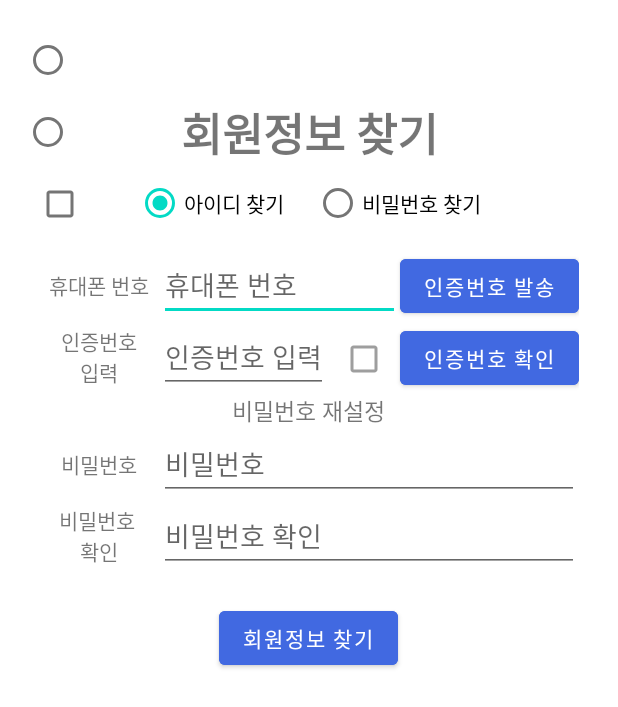
After one commit to Young-Seok-Kim/YoungsBook, an Android app: the layout find_user_information.xml on its own in the app's theme, with its tools: preview values and no code run, on a phone screen of 412 x 824 dp. The commit adds this screen. Shown: the top 707 px of the screen. Run offline under Robolectric (Android 15) with nearby library versions, the phone set to English and light mode, and no system bars.

Commit message:
회원정보찾기 구현중, 라디오버튼 클릭안되는현상 수정필요

```diff
--- a/app/src/main/java/com/youngsbook/common/Define.kt
+++ b/app/src/main/java/com/youngsbook/common/Define.kt
@@ -6,7 +6,7 @@ import java.util.regex.Pattern
 object Define {
     //10.0.2.2 = localhost
 
-    val BASE_URL : String = "http://192.168.0.15:8080/YoungsBook/"
+    val BASE_URL : String = "http://10.0.2.2:8080/YoungsBook/"
     val BASE_URL_HTTPS_DEBUG : String = "http://10.0.2.2:8080/YoungsBook/" // youngsbook.duckdns.org
     val BASE_URL_HTTPS_RELEASE : String = "https://awsyoungsbook.duckdns.org/"
     val HTTPS_TEST : String = "https://jsonplaceholder.typicode.com/posts/1/"
--- a/app/src/main/res/layout/activity_login.xml
+++ b/app/src/main/res/layout/activity_login.xml
@@ -110,8 +110,6 @@
             android:layout_width="wrap_content"
             android:layout_height="wrap_content"
             android:id="@+id/forgotLoginInfo"
-            android:visibility="gone"
-            tools:visibility="visible"
             android:layout_weight="2"
             android:text="아이디, 비밀번호를 잊어버리셨나요?"/>
 
--- /dev/null
+++ b/app/src/main/res/layout/find_user_information.xml
@@ -0,0 +1,228 @@
+<?xml version="1.0" encoding="utf-8"?>
+<androidx.constraintlayout.widget.ConstraintLayout xmlns:android="http://schemas.android.com/apk/res/android"
+    xmlns:app="http://schemas.android.com/apk/res-auto"
+    xmlns:tools="http://schemas.android.com/tools"
+    android:id="@+id/container"
+    android:layout_width="match_parent"
+    android:layout_height="match_parent"
+    android:paddingLeft="@dimen/activity_horizontal_margin"
+    android:paddingTop="@dimen/activity_vertical_margin"
+    android:paddingRight="@dimen/activity_horizontal_margin"
+    android:paddingBottom="@dimen/activity_vertical_margin">
+    <ProgressBar
+        android:id="@+id/progressbar"
+        android:layout_width="wrap_content"
+        android:layout_height="wrap_content"
+        android:layout_gravity="center"
+        android:layout_marginTop="64dp"
+        android:layout_marginBottom="64dp"
+        android:visibility="gone"
+        app:layout_constraintBottom_toBottomOf="parent"
+        app:layout_constraintEnd_toEndOf="parent"
+        app:layout_constraintStart_toStartOf="parent"
+        app:layout_constraintTop_toTopOf="parent"
+        app:layout_constraintVertical_bias="0.3" />
+
+
+    <TextView
+        android:id="@+id/textView_title"
+        android:layout_width="wrap_content"
+        android:layout_height="wrap_content"
+        android:layout_marginTop="50dp"
+        android:layout_marginBottom="65dp"
+        android:text="회원정보 찾기"
+        android:textSize="30sp"
+        android:textStyle="bold"
+        app:layout_constraintEnd_toEndOf="parent"
+        app:layout_constraintStart_toStartOf="parent"
+        app:layout_constraintTop_toTopOf="parent" />
+
+        <RadioGroup
+            android:layout_width="match_parent"
+            android:layout_height="wrap_content"
+            android:layout_gravity="center"
+            android:gravity="center"
+            app:layout_constraintTop_toBottomOf="@+id/textView_title"
+            android:orientation="horizontal">
+
+            <RadioButton
+                android:layout_width="wrap_content"
+                android:layout_height="wrap_content"
+                android:id="@+id/radiobutton_FindID"
+                android:checked="true"
+                android:text="아이디 찾기"/>
+            <RadioButton
+                android:layout_width="wrap_content"
+                android:layout_height="wrap_content"
+                android:id="@+id/radiobutton_FindPassword"
+                android:text="비밀번호 찾기"
+                android:layout_marginStart="20dp"/>
+
+        </RadioGroup>
+
+    <RadioGroup
+        android:layout_width="wrap_content"
+        android:layout_height="wrap_content"
+        >
+        <RadioButton
+            android:layout_width="wrap_content"
+            android:layout_height="wrap_content"/>
+        <RadioButton
+            android:layout_width="wrap_content"
+            android:layout_height="wrap_content"/>
+            <CheckBox
+        android:layout_width="wrap_content"
+        android:layout_height="wrap_content"/>
+
+    </RadioGroup>
+
+    <ScrollView
+        android:layout_width="match_parent"
+        android:layout_height="match_parent">
+
+        <LinearLayout
+            android:layout_width="match_parent"
+            android:layout_height="wrap_content"
+            android:layout_marginStart="10dp"
+            android:layout_marginTop="150dp"
+            android:layout_marginEnd="10dp"
+            android:orientation="vertical"
+            app:layout_constraintTop_toBottomOf="@+id/textView_title">
+
+
+        <LinearLayout
+            android:layout_width="match_parent"
+            android:layout_height="wrap_content"
+            android:id="@+id/linearLayout_EveryCertifyLayout"
+            android:orientation="vertical">
+
+            <LinearLayout
+                android:layout_width="match_parent"
+                android:layout_height="wrap_content">
+
+                <TextView
+                    android:layout_width="80dp"
+                    android:layout_height="match_parent"
+                    android:text="휴대폰 번호"
+                    android:gravity="center"/>
+                <EditText
+                    android:id="@+id/editText_PhoneNumber"
+                    android:layout_width="wrap_content"
+                    android:layout_height="wrap_content"
+                    android:layout_weight="1"
+                    android:hint="휴대폰 번호"
+                    android:inputType="phone" />
+
+                <Button
+                    android:id="@+id/button_SendCertifyNumber"
+                    android:layout_width="wrap_content"
+                    android:layout_height="wrap_content"
+                    android:backgroundTint="@color/royal_blue"
+                    android:text="인증번호 발송" />
+            </LinearLayout>
+
+            <LinearLayout
+                android:layout_width="match_parent"
+                android:layout_height="wrap_content"
+                android:id="@+id/linearLayout_CertifyNumber"
+                android:visibility="gone"
+                tools:visibility="visible">
+                <TextView
+                    android:layout_width="80dp"
+                    android:layout_height="match_parent"
+                    android:text="인증번호\n입력"
+                    android:gravity="center"/>
+                <EditText
+                    android:id="@+id/editText_InputCertifyNumber"
+                    android:layout_width="match_parent"
+                    android:layout_height="wrap_content"
+                    android:hint="인증번호 입력"
+                    android:layout_weight="1"
+                    android:maxLength="6"
+                    android:inputType="number"/>
+                <CheckBox
+                    android:layout_width="wrap_content"
+                    android:layout_height="wrap_content"
+                    android:id="@+id/checkbox_CertifyValue"
+                    android:enabled="false"
+                    />
+
+                <Button
+                    android:id="@+id/button_CertifyNumber"
+                    android:layout_width="wrap_content"
+                    android:layout_height="wrap_content"
+                    android:backgroundTint="@color/royal_blue"
+                    android:text="인증번호 확인" />
+
+            </LinearLayout>
+        </LinearLayout>
+
+
+
+
+            <LinearLayout
+                android:layout_width="match_parent"
+                android:layout_height="wrap_content"
+                android:id="@+id/linearLayout_ResetPassword"
+                android:orientation="vertical"
+                android:visibility="gone"
+                tools:visibility="visible">
+                <TextView
+                    android:layout_width="wrap_content"
+                    android:layout_height="wrap_content"
+                    android:text="비밀번호 재설정"
+                    android:layout_gravity="center"
+                    android:textSize="15dp"/>
+                <LinearLayout
+                android:layout_width="match_parent"
+                android:layout_height="wrap_content">
+                <TextView
+                    android:layout_width="80dp"
+                    android:layout_height="match_parent"
+                    android:text="비밀번호"
+                    android:gravity="center"/>
+                <EditText
+                    android:id="@+id/editText_Password"
+                    android:layout_width="match_parent"
+                    android:layout_height="wrap_content"
+                    android:hint="비밀번호"
+                    android:inputType="textPassword"/>
+          </LinearLayout>
+
+            <LinearLayout
+                android:layout_width="match_parent"
+                android:layout_height="wrap_content">
+                <TextView
+                    android:layout_width="80dp"
+                    android:layout_height="match_parent"
+                    android:text="비밀번호 \n확인"
+                    android:gravity="center"/>
+                <EditText
+                    android:id="@+id/editText_PasswordCheck"
+                    android:layout_width="match_parent"
+                    android:layout_height="wrap_content"
+                    android:hint="비밀번호 확인"
+                    android:inputType="textPassword"
+                    app:layout_constraintStart_toStartOf="@+id/join_password" />
+            </LinearLayout>
+        </LinearLayout>
+
+
+            <LinearLayout
+                android:layout_width="match_parent"
+                android:layout_height="wrap_content"
+                android:gravity="center"
+                android:layout_marginTop="20dp"
+                app:layout_constraintStart_toStartOf="parent"
+                app:layout_constraintTop_toBottomOf="@+id/join_pwck">
+
+                <Button
+                    android:id="@+id/button_FindUserInformation"
+                    android:layout_width="wrap_content"
+                    android:layout_height="wrap_content"
+                    android:backgroundTint="@color/royal_blue"
+                    android:text="회원정보 찾기" />
+            </LinearLayout>
+        </LinearLayout>
+    </ScrollView>
+</androidx.constraintlayout.widget.ConstraintLayout>
```
Also changed, not shown: app/src/main/java/com/youngsbook/ui/findUserInformation/FindUserInformation.kt (added, +246 -0 lines), app/src/main/java/com/youngsbook/ui/login/LoginActivity.kt (+9 -5 lines), app/src/main/java/com/youngsbook/ui/signUp/SignUp.kt (renamed from app/src/main/java/com/youngsbook/ui/signup/SignUp.kt, +7 -1 lines), 2 other files.
